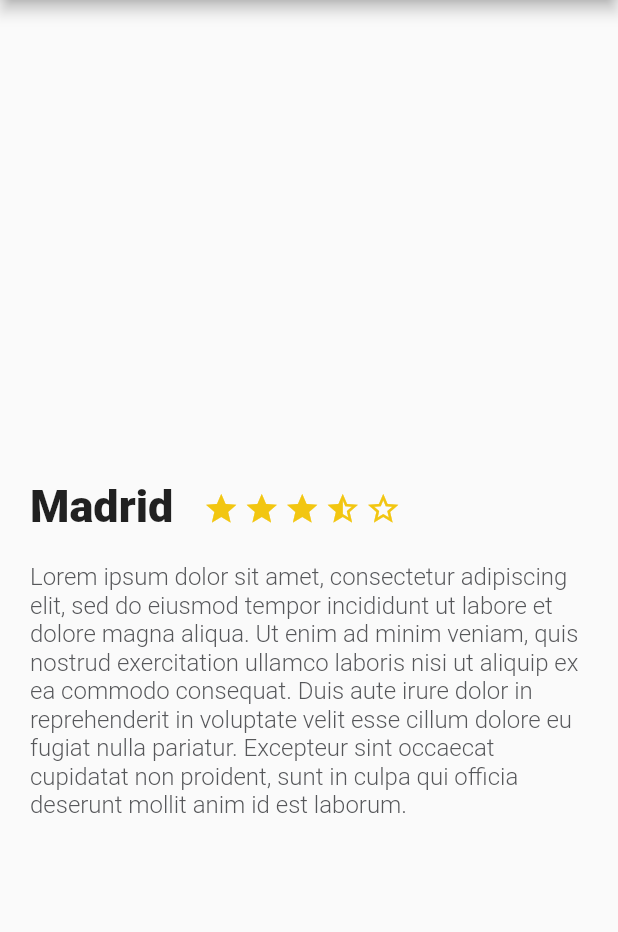
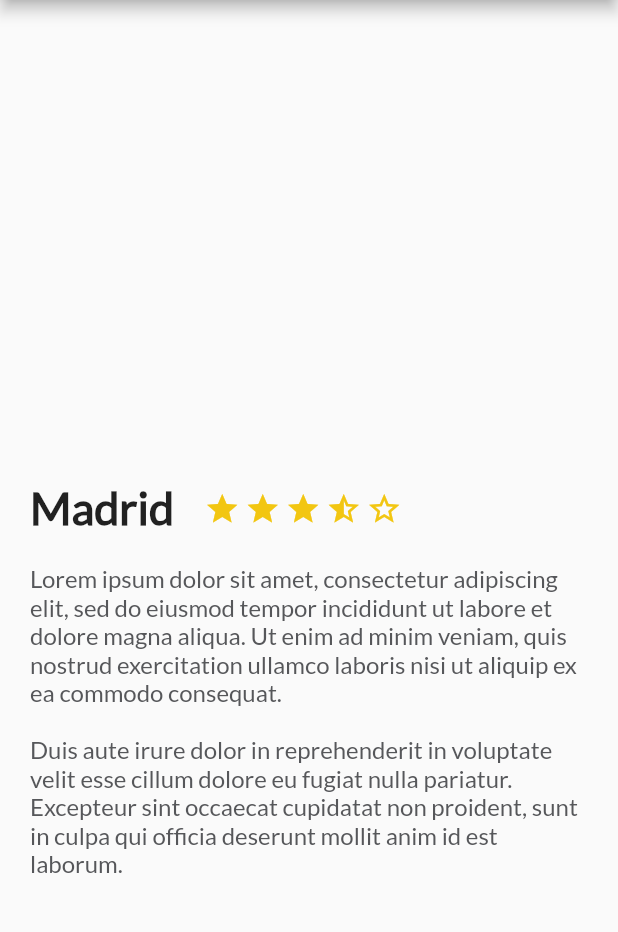
Before and after one commit to GregoryInnovo/trip_app, a Flutter app: the screen it shows after launch, on a phone screen of 412 x 824 dp, the part 84-1016 px from its top. Run offline on Flutter 3.47's test engine with Material 2 defaults, Android fonts, the phone set to English and light mode, and no system bars.

Commit message:
Add custom font

```diff
--- a/lib/description_place.dart
+++ b/lib/description_place.dart
@@ -34,6 +34,7 @@ class DescriptionPlace extends StatelessWidget {
           child: Text(
             namePlace,
             style: const TextStyle(
+              fontFamily: "Lato",
               fontSize: 30.0,
               fontWeight: FontWeight.w900,
             ),
@@ -58,6 +59,7 @@ class DescriptionPlace extends StatelessWidget {
         ),
         child: Text(descriptionPlace,
             style: const TextStyle(
+                fontFamily: "Lato",
                 fontSize: 16.0,
                 fontWeight: FontWeight.w300,
                 color: Color(0xFF56575a))));
--- a/lib/main.dart
+++ b/lib/main.dart
@@ -24,7 +24,7 @@ class MyOtherPage extends StatelessWidget {
   const MyOtherPage({Key? key}) : super(key: key);
 
   static const String descriptionDummy =
-      "Lorem ipsum dolor sit amet, consectetur adipiscing elit, sed do eiusmod tempor incididunt ut labore et dolore magna aliqua. Ut enim ad minim veniam, quis nostrud exercitation ullamco laboris nisi ut aliquip ex ea commodo consequat. Duis aute irure dolor in reprehenderit in voluptate velit esse cillum dolore eu fugiat nulla pariatur. Excepteur sint occaecat cupidatat non proident, sunt in culpa qui officia deserunt mollit anim id est laborum.";
+      "Lorem ipsum dolor sit amet, consectetur adipiscing elit, sed do eiusmod tempor incididunt ut labore et dolore magna aliqua. Ut enim ad minim veniam, quis nostrud exercitation ullamco laboris nisi ut aliquip ex ea commodo consequat. \n\nDuis aute irure dolor in reprehenderit in voluptate velit esse cillum dolore eu fugiat nulla pariatur. Excepteur sint occaecat cupidatat non proident, sunt in culpa qui officia deserunt mollit anim id est laborum.";
 
 // This widget is the root of your application.
   @override
```
Also changed, not shown: pubspec.yaml (+5 -3 lines), fonts/Lato-Regular.ttf (added).
